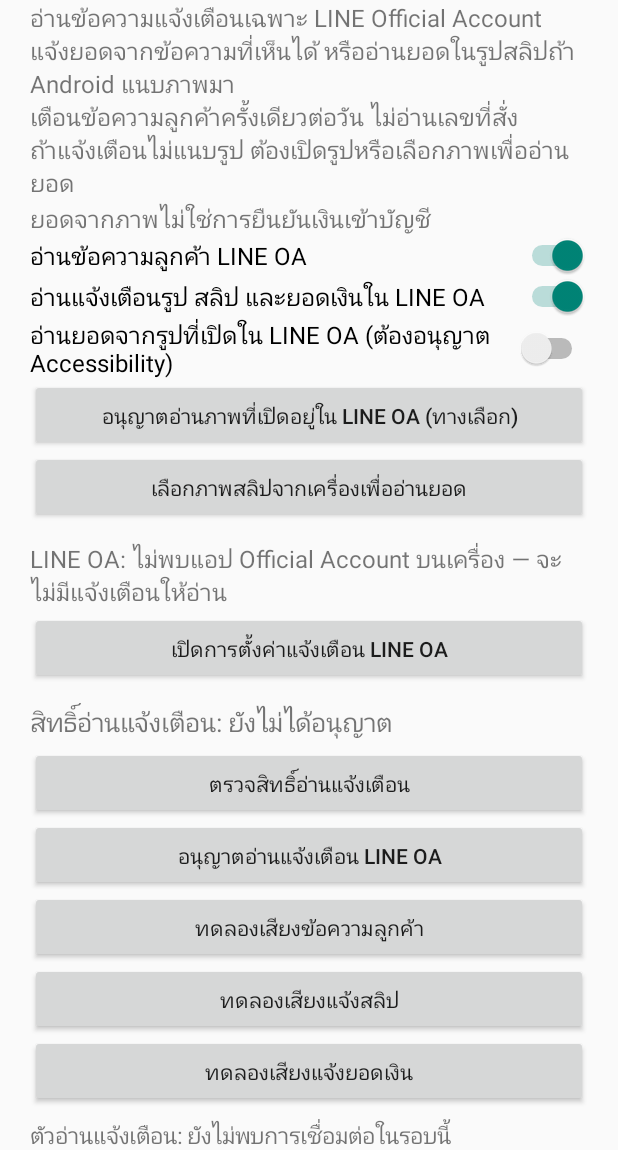
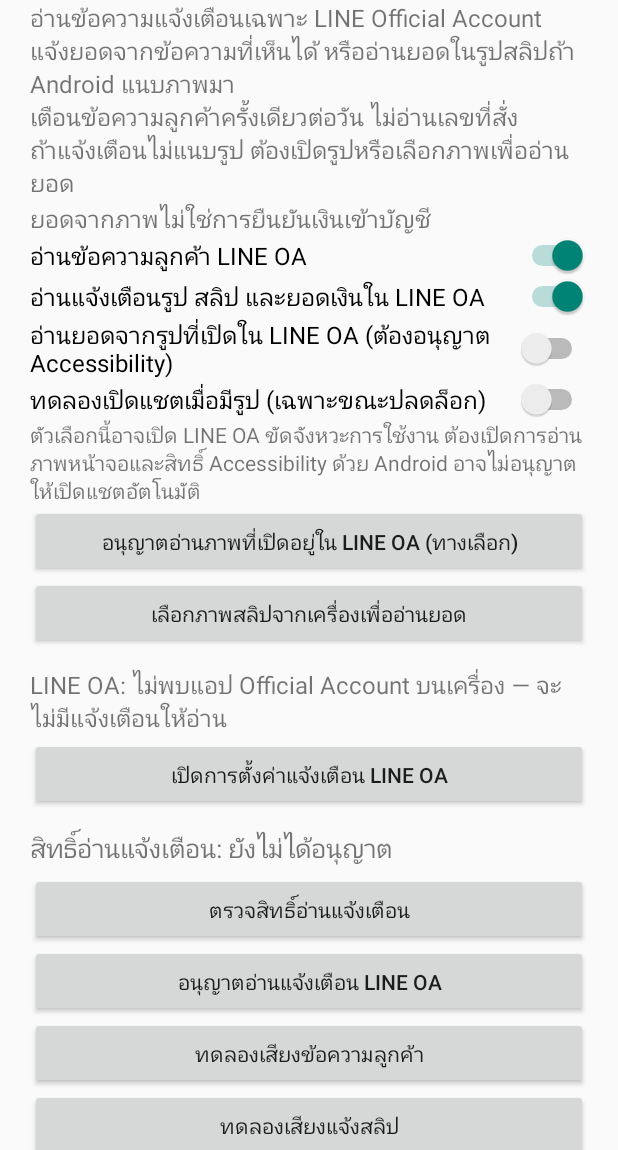
Before and after one commit to jirapatza/Thunder-LINE-Speaker-, an Android app: the screen it shows after launch (MainActivity), on a phone screen of 412 x 824 dp, the part 86-1236 px from its top. Run offline under Robolectric (Android 15) with nearby library versions, the phone set to English and light mode, and no system bars; 1 statement that could not run was skipped.

Commit message:
Add opt-in notification image chat opening

```diff
--- a/app/src/main/java/com/thunder/linespeaker/MainActivity.kt
+++ b/app/src/main/java/com/thunder/linespeaker/MainActivity.kt
@@ -68,6 +68,13 @@ class MainActivity : Activity() {
             "อ่านยอดจากรูปที่เปิดใน LINE OA (ต้องอนุญาต Accessibility)",
             Preferences.screenSlipOcr(this)
         ) { Preferences.setScreenSlipOcr(this, it) }
+        addSwitch("ทดลองเปิดแชตเมื่อมีรูป (เฉพาะขณะปลดล็อก)", Preferences.autoOpenImage(this)) {
+            Preferences.setAutoOpenImage(this, it)
+        }
+        layout.addView(TextView(this).apply {
+            text = "ตัวเลือกนี้อาจเปิด LINE OA ขัดจังหวะการใช้งาน ต้องเปิดการอ่านภาพหน้าจอและสิทธิ์ Accessibility ด้วย Android อาจไม่อนุญาตให้เปิดแชตอัตโนมัติ"
+            textSize = 14f
+        })
         addButton("อนุญาตอ่านภาพที่เปิดอยู่ใน LINE OA (ทางเลือก)") {
             startActivity(Intent(Settings.ACTION_ACCESSIBILITY_SETTINGS))
         }
```
